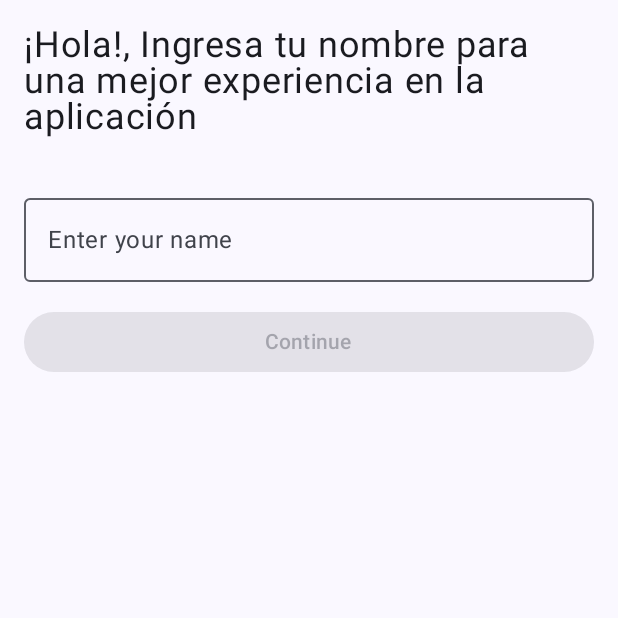
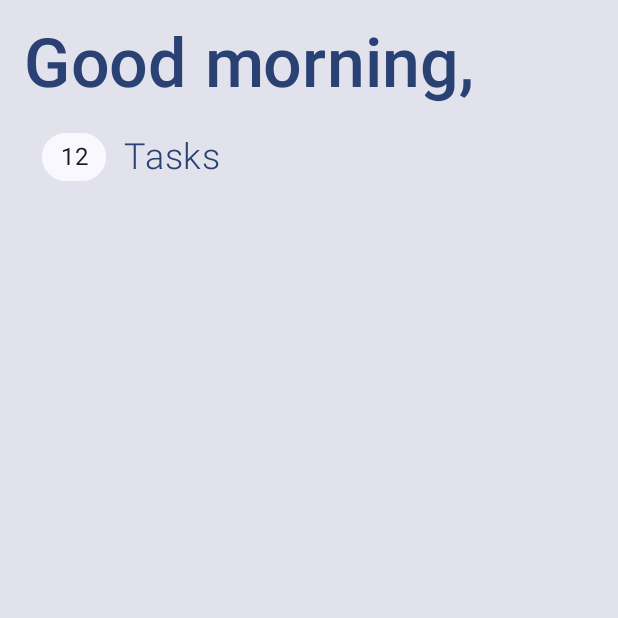
Before and after one commit to fernanortega-hub/NotiTask, an Android app built with Jetpack Compose: the screen it shows after launch (MainActivity), on a phone screen of 412 x 824 dp, the top half of it. Run offline under Robolectric (Android 15) with nearby library versions, the phone set to English and light mode, and no system bars; our stand-ins replace Dagger/Hilt's generated code, Room's generated code, livedata-compose; 2 statements that could not run were skipped.

Commit message:
feat: username and top design

```diff
--- a/app/src/main/java/com/fernanortega/notitask/model/domain/UserModel.kt
+++ b/app/src/main/java/com/fernanortega/notitask/model/domain/UserModel.kt
@@ -2,6 +2,6 @@ package com.fernanortega.notitask.model.domain
 
 import com.fernanortega.notitask.model.local.entities.UserEntity
 
-data class UserModel(val name: String)
+data class UserModel(val id: Int, val name: String)
 
-fun UserEntity.toDomain() = UserModel(name)
+fun UserEntity.toDomain() = UserModel(id, name)
--- a/app/src/main/java/com/fernanortega/notitask/model/local/dao/UserDao.kt
+++ b/app/src/main/java/com/fernanortega/notitask/model/local/dao/UserDao.kt
@@ -11,6 +11,6 @@ interface UserDao {
     @Insert(onConflict = OnConflictStrategy.REPLACE)
     suspend fun setUserInfo(user: UserEntity)
 
-    @Query("SELECT name FROM user_table")
-    suspend fun getUserInfo() : String
+    @Query("SELECT * FROM user_table")
+    suspend fun getUserInfo() : UserEntity
 }
--- a/app/src/main/java/com/fernanortega/notitask/model/local/entities/UserEntity.kt
+++ b/app/src/main/java/com/fernanortega/notitask/model/local/entities/UserEntity.kt
@@ -6,5 +6,6 @@ import androidx.room.PrimaryKey
 
 @Entity(tableName = "user_table")
 data class UserEntity(
-    @PrimaryKey @ColumnInfo(name = "name") val name: String
+    @PrimaryKey @ColumnInfo(name = "id") val id: Int = 1,
+    @ColumnInfo(name = "name") val name: String
 )
--- a/app/src/main/java/com/fernanortega/notitask/model/repositories/UserRepository.kt
+++ b/app/src/main/java/com/fernanortega/notitask/model/repositories/UserRepository.kt
@@ -1,8 +1,10 @@
 package com.fernanortega.notitask.model.repositories
 
 import com.fernanortega.notitask.model.domain.UserModel
+import com.fernanortega.notitask.model.domain.toDomain
 import com.fernanortega.notitask.model.local.dao.UserDao
 import com.fernanortega.notitask.model.local.entities.UserEntity
+import com.fernanortega.notitask.model.response.LocalResponse
 import kotlinx.coroutines.Dispatchers
 import kotlinx.coroutines.withContext
 import javax.inject.Inject
@@ -11,13 +13,20 @@ import javax.inject.Inject
 class UserRepository @Inject constructor(private val userDao: UserDao) {
     suspend fun insertUserInfo(name: String) {
         return withContext(Dispatchers.IO) {
-            userDao.setUserInfo(UserEntity(name))
+            userDao.setUserInfo(UserEntity(1, name))
         }
     }
 
-    suspend fun getUserInfo() : String {
+    suspend fun getUserInfo(): LocalResponse<UserModel> {
         return withContext(Dispatchers.IO) {
-            userDao.getUserInfo()
+            try {
+                val response = userDao.getUserInfo()
+                LocalResponse.Success(data = response.toDomain())
+            } catch (err: NullPointerException) {
+                LocalResponse.NullResponse(err)
+            } catch (err: Exception) {
+                LocalResponse.Error(err)
+            }
         }
     }
 }
--- /dev/null
+++ b/app/src/main/java/com/fernanortega/notitask/model/response/LocalResponse.kt
@@ -0,0 +1,7 @@
+package com.fernanortega.notitask.model.response
+
+sealed class LocalResponse<T> {
+    data class Success<T>(val data: T) : LocalResponse<T>()
+    data class NullResponse<T>(val exception: NullPointerException) : LocalResponse<T>()
+    data class Error<T>(val error: Exception) : LocalResponse<T>()
+}
--- a/app/src/main/java/com/fernanortega/notitask/ui/login/LoginScreen.kt
+++ b/app/src/main/java/com/fernanortega/notitask/ui/login/LoginScreen.kt
@@ -6,6 +6,7 @@ import androidx.compose.runtime.Composable
 import androidx.compose.runtime.getValue
 import androidx.compose.runtime.livedata.observeAsState
 import androidx.compose.ui.Modifier
+import androidx.compose.ui.platform.LocalLifecycleOwner
 import androidx.compose.ui.res.stringResource
 import androidx.compose.ui.unit.dp
 import androidx.navigation.NavController
--- a/app/src/main/java/com/fernanortega/notitask/ui/navigation/NavGraph.kt
+++ b/app/src/main/java/com/fernanortega/notitask/ui/navigation/NavGraph.kt
@@ -1,7 +1,7 @@
 package com.fernanortega.notitask.ui.navigation
 
+import androidx.compose.runtime.*
 import com.fernanortega.notitask.viewmodel.LoginViewModel
-import androidx.compose.runtime.Composable
 import androidx.hilt.navigation.compose.hiltViewModel
 import androidx.navigation.NavHostController
 import androidx.navigation.compose.NavHost
@@ -10,17 +10,15 @@ import androidx.navigation.compose.rememberNavController
 import com.fernanortega.notitask.ui.login.LoginScreen
 import com.fernanortega.notitask.ui.tasks.TaskScreen
 import com.fernanortega.notitask.viewmodel.TasksViewModel
-
 @Composable
-fun NavGraph(navController: NavHostController = rememberNavController(), firstDestination: String = Routes.Login.route) {
-    NavHost(navController = navController, startDestination = firstDestination) {
+fun NavGraph(navController: NavHostController = rememberNavController()) {
+    NavHost(navController = navController, startDestination = Routes.Tasks.route) {
         composable(Routes.Login.route) {
             val loginViewModel = hiltViewModel<LoginViewModel>()
             LoginScreen(navController, loginViewModel)
         }
         composable(Routes.Tasks.route) {
             val tasksViewModel = hiltViewModel<TasksViewModel>()
-            tasksViewModel.getUserInfo()
             TaskScreen(navController, tasksViewModel)
         }
     }
--- a/app/src/main/java/com/fernanortega/notitask/ui/tasks/TaskScreen.kt
+++ b/app/src/main/java/com/fernanortega/notitask/ui/tasks/TaskScreen.kt
@@ -1,19 +1,145 @@
 package com.fernanortega.notitask.ui.tasks
 
-import androidx.compose.foundation.layout.Column
-import androidx.compose.foundation.layout.fillMaxSize
+import android.app.Activity
+import androidx.activity.compose.BackHandler
+import androidx.compose.foundation.background
+import androidx.compose.foundation.border
+import androidx.compose.foundation.layout.*
+import androidx.compose.foundation.shape.RoundedCornerShape
+import androidx.compose.material3.CircularProgressIndicator
+import androidx.compose.material3.MaterialTheme
 import androidx.compose.material3.Text
-import androidx.compose.runtime.Composable
-import androidx.compose.runtime.getValue
+import androidx.compose.runtime.*
 import androidx.compose.runtime.livedata.observeAsState
+import androidx.compose.runtime.saveable.rememberSaveable
+import androidx.compose.ui.Alignment
 import androidx.compose.ui.Modifier
+import androidx.compose.ui.graphics.Color
+import androidx.compose.ui.graphics.graphicsLayer
+import androidx.compose.ui.platform.LocalContext
+import androidx.compose.ui.platform.LocalLifecycleOwner
+import androidx.compose.ui.res.stringResource
+import androidx.compose.ui.text.font.FontWeight
+import androidx.compose.ui.text.style.TextAlign
+import androidx.compose.ui.unit.dp
+import androidx.compose.ui.unit.sp
 import androidx.navigation.NavController
+import com.fernanortega.notitask.R
+import com.fernanortega.notitask.ui.navigation.Routes
 import com.fernanortega.notitask.viewmodel.TasksViewModel
+import java.util.*
 
 @Composable
 fun TaskScreen(navController: NavController, viewModel: TasksViewModel) {
+    viewModel.getUserInfo()
+
+    BackHandler()
+
+    var userExists by remember {
+        mutableStateOf(false)
+    }
+    viewModel.userExists.observe(LocalLifecycleOwner.current) {
+        if (!it) {
+            userExists = false
+            navController.navigate(Routes.Login.route)
+        } else {
+            userExists = true
+        }
+    }
     val username: String by viewModel.username.observeAsState(initial = "")
-    Column(Modifier.fillMaxSize()) {
-        Text(text = "Hola $username")
+
+    if (userExists) {
+        TopBar(username)
+    } else {
+        Column(
+            modifier = Modifier
+                .fillMaxSize()
+                .background(MaterialTheme.colorScheme.surfaceVariant),
+            verticalArrangement = Arrangement.Center,
+            horizontalAlignment = Alignment.CenterHorizontally
+        ) {
+            CircularProgressIndicator(modifier = Modifier.size(32.dp))
+        }
     }
 }
+
+@Composable
+fun BackHandler() {
+    val activity = LocalContext.current as Activity
+
+    BackHandler {
+        activity.finish()
+    }
+}
+
+@Composable
+fun TopBar(username: String) {
+    var setTime by rememberSaveable {
+        mutableStateOf("")
+    }
+
+    when (Calendar.getInstance().get(Calendar.HOUR_OF_DAY)) {
+        in 0..4 -> setTime = stringResource(id = R.string.good_evening)
+        in 5..11 -> setTime = stringResource(id = R.string.good_morning)
+        in 12..18 -> setTime = stringResource(id = R.string.good_afternoon)
+        in 19..22 -> setTime = stringResource(id = R.string.good_evening)
+    }
+
+
+    Column(
+        Modifier
+            .background(MaterialTheme.colorScheme.surfaceVariant)
+    ) {
+        Column(
+            Modifier
+                .fillMaxWidth()
+                .padding(16.dp)
+        ) {
+            Text(
+                text = setTime.plus(", $username"),
+                fontWeight = FontWeight.Medium,
+                fontSize = MaterialTheme.typography.displayMedium.fontSize,
+                color = MaterialTheme.colorScheme.primary,
+                lineHeight = 52.sp
+            )
+            Spacer(modifier = Modifier.size(16.dp))
+            Row(
+                Modifier
+                    .fillMaxWidth(),
+                verticalAlignment = Alignment.CenterVertically,
+                horizontalArrangement = Arrangement.Start
+            ) {
+                Text(
+                    text = "12",
+                    color = MaterialTheme.colorScheme.onSurface,
+                    textAlign = TextAlign.Center,
+                    modifier = Modifier
+                        .padding(vertical = 4.dp, horizontal = 12.dp)
+                        .border(
+                            width = 0.dp,
+                            color = MaterialTheme.colorScheme.surface,
+                            RoundedCornerShape(100.dp)
+                        )
+                        .graphicsLayer {
+                            shape = RoundedCornerShape(100.dp)
+                            clip = true
+                        }
+                        .background(color = MaterialTheme.colorScheme.surface)
+                        .padding(vertical = 4.dp, horizontal = 12.dp)
+                )
+                Text(
+                    text = "Tasks",
+                    color = MaterialTheme.colorScheme.primary,
+                    fontSize = MaterialTheme.typography.headlineSmall.fontSize,
+                    fontWeight = FontWeight.Light
+                )
+            }
+        }
+    }
+}
+
+//@Composable
+//@Preview(name = "task_screen", widthDp = 411, heightDp = 868, showSystemUi = true)
+//fun Preview() {
+//    TopBar(username = "Fernando")
+//}
--- a/app/src/main/java/com/fernanortega/notitask/viewmodel/LoginViewModel.kt
+++ b/app/src/main/java/com/fernanortega/notitask/viewmodel/LoginViewModel.kt
@@ -24,7 +24,6 @@ class LoginViewModel @Inject constructor(private val loginUseCase: LoginUseCase)
         _isButtonEnabled.value = enableLogin(name)
     }
 
-
     fun sendName() {
         viewModelScope.launch {
             loginUseCase.invokeAddUserInfo(name.value!!)
--- a/app/src/main/java/com/fernanortega/notitask/viewmodel/TasksViewModel.kt
+++ b/app/src/main/java/com/fernanortega/notitask/viewmodel/TasksViewModel.kt
@@ -4,19 +4,31 @@ import androidx.lifecycle.LiveData
 import androidx.lifecycle.MutableLiveData
 import androidx.lifecycle.ViewModel
 import androidx.lifecycle.viewModelScope
+import com.fernanortega.notitask.model.domain.UserModel
+import com.fernanortega.notitask.model.response.LocalResponse
 import com.fernanortega.notitask.viewmodel.usecases.TaskUseCase
 import dagger.hilt.android.lifecycle.HiltViewModel
 import kotlinx.coroutines.launch
 import javax.inject.Inject
 
 @HiltViewModel
-class TasksViewModel @Inject constructor(private val taskUseCase: TaskUseCase): ViewModel() {
+class TasksViewModel @Inject constructor(private val taskUseCase: TaskUseCase) : ViewModel() {
     private val _username = MutableLiveData<String>()
     val username: LiveData<String> = _username
 
+    private val _userExists = MutableLiveData<Boolean>()
+    val userExists: LiveData<Boolean> = _userExists
+
     fun getUserInfo() {
         viewModelScope.launch {
-            _username.value = taskUseCase.invokeGetUserInfo()
+            when(taskUseCase.invokeGetUserInfo()) {
+                is LocalResponse.Error -> _userExists.value = false
+                is LocalResponse.NullResponse -> _userExists.value = false
+                is LocalResponse.Success -> {
+                    _userExists.value = true
+                    _username.value = (taskUseCase.invokeGetUserInfo() as LocalResponse.Success<UserModel>).data.name
+                }
+            }
         }
     }
 }
--- a/app/src/main/java/com/fernanortega/notitask/viewmodel/usecases/TaskUseCase.kt
+++ b/app/src/main/java/com/fernanortega/notitask/viewmodel/usecases/TaskUseCase.kt
@@ -1,12 +1,14 @@
 package com.fernanortega.notitask.viewmodel.usecases
 
+import com.fernanortega.notitask.model.domain.UserModel
 import com.fernanortega.notitask.model.repositories.TaskRepository
 import com.fernanortega.notitask.model.repositories.UserRepository
+import com.fernanortega.notitask.model.response.LocalResponse
 import okhttp3.internal.concurrent.Task
 import javax.inject.Inject
 
 class TaskUseCase @Inject constructor(private val userRepository: UserRepository, private val taskRepo: TaskRepository){
-    suspend fun invokeGetUserInfo() : String {
+    suspend fun invokeGetUserInfo() : LocalResponse<UserModel> {
         return userRepository.getUserInfo()
     }
 }
--- a/app/src/main/res/values/strings.xml
+++ b/app/src/main/res/values/strings.xml
@@ -3,5 +3,9 @@
     <string name="input_name"> Enter your name </string>
     <string name="continue_button"> Continue </string>
     <string name="check_name"> Check your name </string>
-    <string name="welcome_login"> ¡Hola!, Ingresa tu nombre para una mejor experiencia en la aplicación </string>
+    <string name="welcome_login"> Hi!, Enter your name for a better experience in the application</string>
+    <string name="welcome_task_name"> Hi, </string>
+    <string name="good_morning"> Good morning </string>
+    <string name="good_evening"> Good evening </string>
+    <string name="good_afternoon"> Good afternoon </string>
 </resources>
```
Also changed, not shown: 1 other file.
